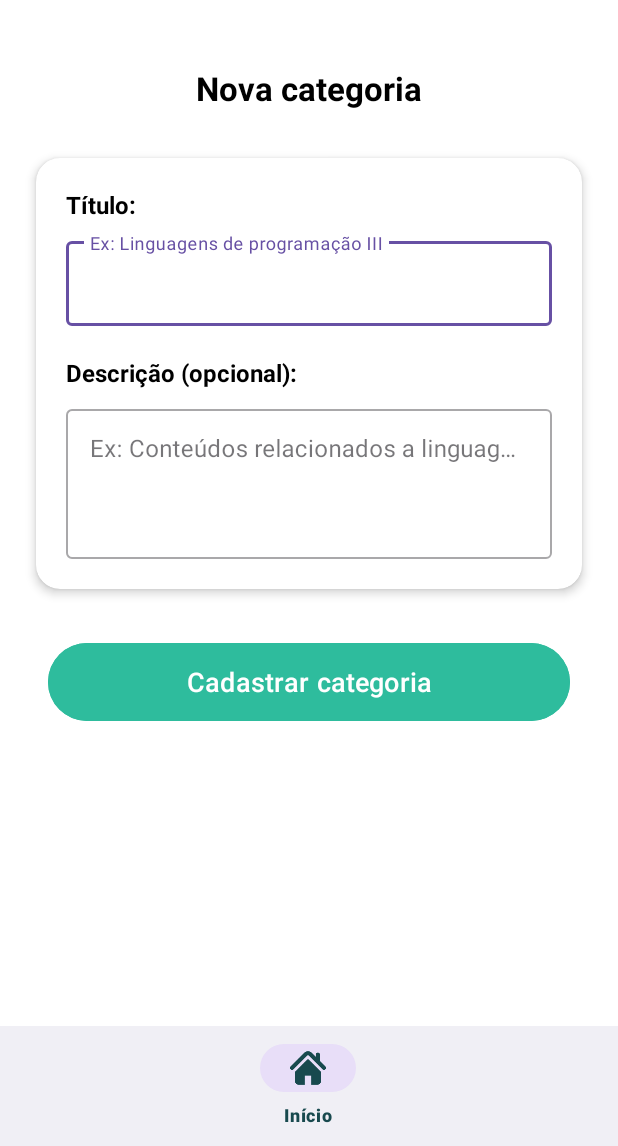
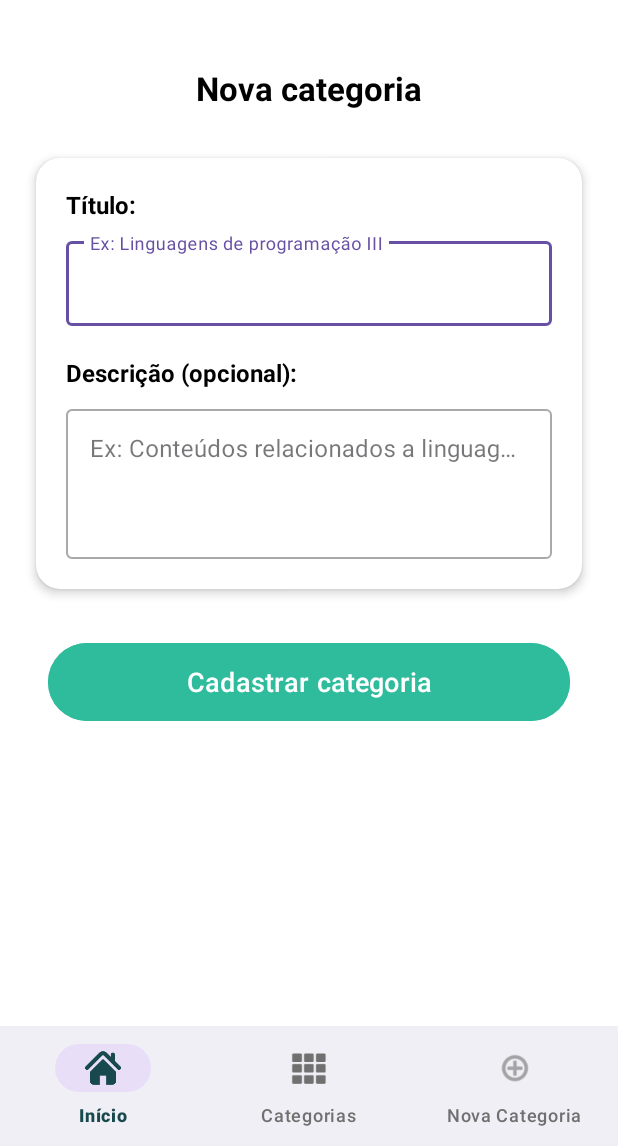
Before and after one commit to p3drobitencourt/Dabar, an Android app: the NovaCategoriaActivity screen opened directly, with no data from a screen before it, on a phone screen of 412 x 824 dp, the part 90-1236 px from its top. Run offline under Robolectric (Android 15) with nearby library versions, the phone set to English and light mode, and no system bars.

Commit message:
feat: melhorar o codigo

```diff
--- a/app/src/main/java/br/edu/ifsuldeminas/mch/dabar/AdapterCategorias.java
+++ b/app/src/main/java/br/edu/ifsuldeminas/mch/dabar/AdapterCategorias.java
@@ -22,8 +22,6 @@ public class AdapterCategorias extends RecyclerView.Adapter<AdapterCategorias.Vi
     @NonNull
     @Override
     public ViewHolder onCreateViewHolder(@NonNull ViewGroup parent, int viewType) {
-        // Usa o mesmo layout de item do resumo, pois ele já serve bem.
-        // Se quiser um layout diferente, crie 'item_categoria.xml' e mude aqui.
         View view = LayoutInflater.from(context).inflate(R.layout.item_resumo, parent, false);
         return new ViewHolder(view);
     }
@@ -33,9 +31,8 @@ public class AdapterCategorias extends RecyclerView.Adapter<AdapterCategorias.Vi
         Categoria categoria = listaCategorias.get(position);
 
         holder.textViewTitulo.setText(categoria.getTitulo());
-        holder.textViewCategoria.setVisibility(View.GONE); // Esconde o campo de categoria do item
+        holder.textViewCategoria.setVisibility(View.GONE);
 
-        // Mostra a descrição da categoria, se houver
         if (categoria.getDescricao() != null && !categoria.getDescricao().isEmpty()) {
             holder.textViewDescricao.setText(categoria.getDescricao());
             holder.textViewDescricao.setVisibility(View.VISIBLE);
--- a/app/src/main/java/br/edu/ifsuldeminas/mch/dabar/BibliotecaActivity.java
+++ b/app/src/main/java/br/edu/ifsuldeminas/mch/dabar/BibliotecaActivity.java
@@ -26,19 +26,15 @@ public class BibliotecaActivity extends AppCompatActivity {
         super.onCreate(savedInstanceState);
         setContentView(R.layout.activity_biblioteca);
 
-        // Agora o Java vai encontrar os componentes sem erro
         recyclerViewCategorias = findViewById(R.id.recyclerViewCategorias);
         fabNovaCategoria = findViewById(R.id.fab_nova_categoria);
 
-        // O resto da sua lógica que já estava correta
         dao = new CategoriaDAO(this);
         categorias = dao.listarTodasCategorias();
 
         adapter = new AdapterCategorias(this, categorias);
         recyclerViewCategorias.setLayoutManager(new LinearLayoutManager(this));
         recyclerViewCategorias.setAdapter(adapter);
-
-        // Ação para o botão flutuante
         fabNovaCategoria.setOnClickListener(new View.OnClickListener() {
             @Override
             public void onClick(View v) {
@@ -52,7 +48,7 @@ public class BibliotecaActivity extends AppCompatActivity {
     @Override
     protected void onResume() {
         super.onResume();
-        // Recarrega a lista para mostrar novas categorias após o cadastro
+
         if (dao != null && adapter != null) {
             categorias.clear();
             categorias.addAll(dao.listarTodasCategorias());
--- a/app/src/main/java/br/edu/ifsuldeminas/mch/dabar/Categoria.java
+++ b/app/src/main/java/br/edu/ifsuldeminas/mch/dabar/Categoria.java
@@ -5,7 +5,6 @@ public class Categoria {
         private String titulo;
         private String descricao;
 
-        // Construtor, Getters e Setters
         public Categoria() {}
 
         public int getId() { return id; }
--- a/app/src/main/res/menu/bottom_nav_menu.xml
+++ b/app/src/main/res/menu/bottom_nav_menu.xml
@@ -1,6 +1,19 @@
 <?xml version="1.0" encoding="utf-8"?>
 <menu xmlns:android="http://schemas.android.com/apk/res/android">
+
     <item
-        android:id="@+id/navigation_home"
-        android:icon="@drawable/ic_home" android:title="Início" />
+        android:id="@+id/nav_home"
+        android:icon="@drawable/ic_home"
+        android:title="Início" />
+
+    <item
+        android:id="@+id/nav_library"
+        android:icon="@android:drawable/ic_dialog_dialer"
+        android:title="Categorias" />
+
+    <item
+        android:id="@+id/nav_new_category"
+        android:icon="@android:drawable/ic_menu_add"
+        android:title="Nova Categoria" />
+
 </menu>
```
Also changed, not shown: app/src/main/java/br/edu/ifsuldeminas/mch/dabar/AdapterResumos.java (+2 -14 lines), app/src/main/java/br/edu/ifsuldeminas/mch/dabar/CategoriaDAO.java (+37 -6 lines), app/src/main/java/br/edu/ifsuldeminas/mch/dabar/ResumoDAO.java (+0 -26 lines).
